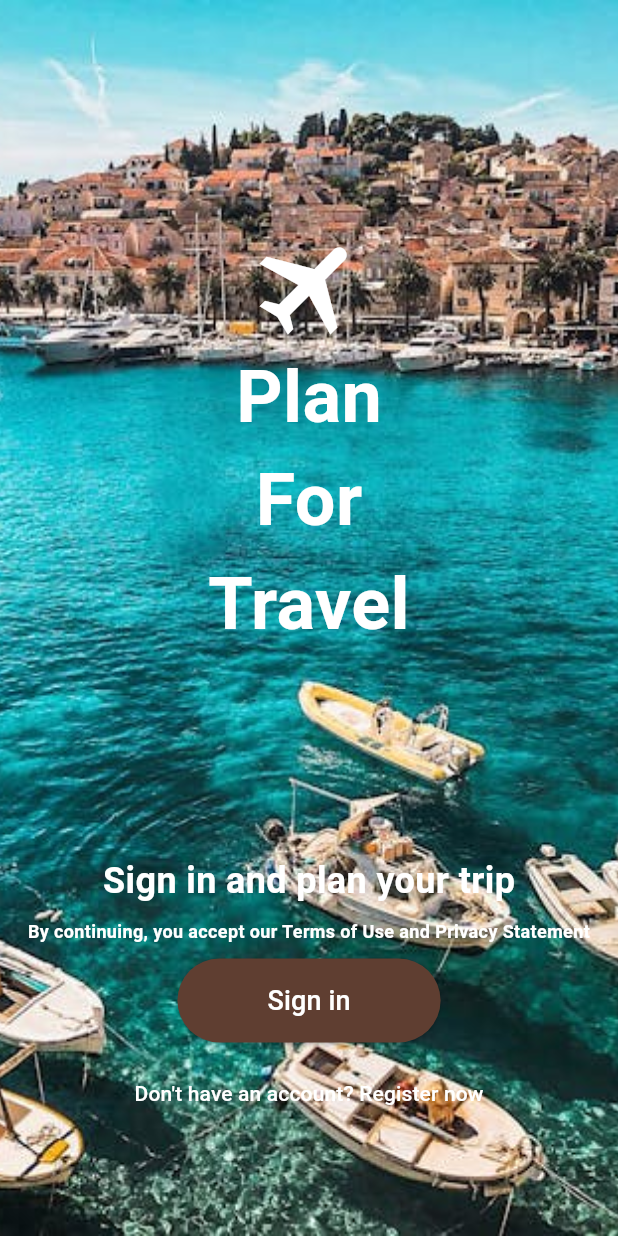
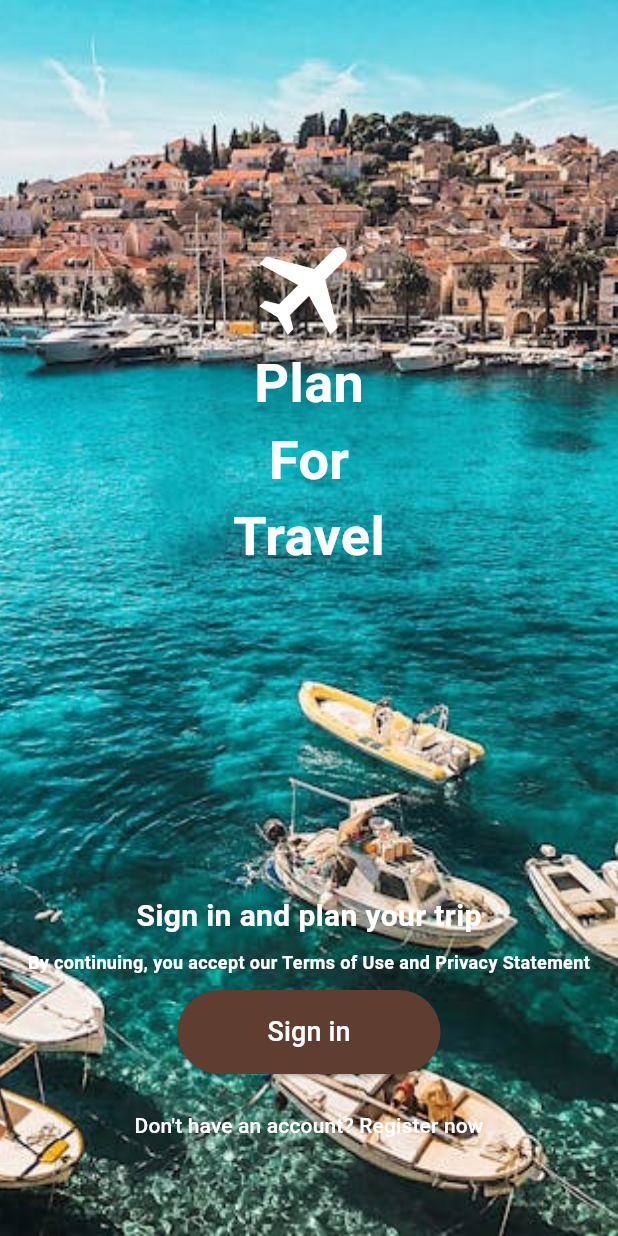
Before and after one commit to 6410110118/project-mobile, a Flutter app: the screen it shows after launch, on a phone screen of 412 x 824 dp. Run offline on Flutter 3.47's test engine with Material 3 defaults, Android fonts, the phone set to English and light mode, and no system bars; our stand-ins replace google_sign_in.

Commit message:
fix here from error

```diff
--- a/frontend/lib/components/home.dart
+++ b/frontend/lib/components/home.dart
@@ -1,19 +1,5 @@
 import 'package:flutter/material.dart';
 import 'package:frontend/components/login.dart';
-
-// void main() {
-//   runApp(PlanForTravelApp());
-// }
-
-// class PlanForTravelApp extends StatelessWidget {
-//   @override
-//   Widget build(BuildContext context) {
-//     return MaterialApp(
-//       home: SignInPage(),
-//       debugShowCheckedModeBanner: false,
-//     );
-//   }
-// }
 
 class HomePage extends StatelessWidget {
   const HomePage({super.key});
@@ -44,13 +30,10 @@ class HomePage extends StatelessWidget {
                       color: Colors.white,
                     ),
                   ),
-
-                  Column(
-                    children: [
                   Text(
                     'Plan',
                     style: TextStyle(
-                          fontSize: 48,
+                      fontSize: 36,
                       fontWeight: FontWeight.bold,
                       color: Colors.white,
                     ),
@@ -58,7 +41,7 @@ class HomePage extends StatelessWidget {
                   Text(
                     'For',
                     style: TextStyle(
-                          fontSize: 48,
+                      fontSize: 36,
                       fontWeight: FontWeight.bold,
                       color: Colors.white,
                     ),
@@ -66,25 +49,25 @@ class HomePage extends StatelessWidget {
                   Text(
                     'Travel',
                     style: TextStyle(
-                          fontSize: 48,
+                      fontSize: 36,
                       fontWeight: FontWeight.bold,
                       color: Colors.white,
                     ),
                   ),
                 ],
-                  )              ]),
               ),
-            Positioned(
-              top: 570,
-              bottom: 50,
-              left: 16,
-              right: 16,
+            ),
+            Align(
+              alignment: Alignment.bottomCenter,
+              child: Padding(
+                padding: EdgeInsets.only(bottom: 50, left: 16, right: 16),
                 child: Column(
+                  mainAxisSize: MainAxisSize.min,
                   children: [
                     Text(
                       'Sign in and plan your trip',
                       style: TextStyle(
-                      fontSize: 24,
+                        fontSize: 20,
                         color: Colors.white,
                         fontWeight: FontWeight.bold,
                       ),
@@ -120,11 +103,11 @@ class HomePage extends StatelessWidget {
                       },
                       child: Text("Don't have an account? Register now",),
                       style: TextButton.styleFrom(
-
                         foregroundColor: Colors.white,
                       ),
                     ),
                   ],
+                ),
               ),
             ),
           ],
--- a/frontend/lib/components/login.dart
+++ b/frontend/lib/components/login.dart
@@ -44,21 +44,12 @@ class _LoginPageState extends State<LoginPage> {
               child: Column(
                 mainAxisAlignment: MainAxisAlignment.center,
                 children: [
-                  Column(
-                    children: [
-
-                      Expanded(
-                        child: Center(
-                          child: Text(
-                            'Plan For Travel',
-                            style: TextStyle(
-                              fontSize: 28,
-                              fontWeight: FontWeight.bold,
-                            ),
-                          ),
-                        ),
-                      ),
-                    ],
+                  Text(
+                    'Plan For Travel',
+                    style: TextStyle(
+                      fontSize: 28,
+                      fontWeight: FontWeight.bold,
+                    ),
                   ),
                   const SizedBox(height: 40),
                   TextFormField(
@@ -141,7 +132,6 @@ class _LoginPageState extends State<LoginPage> {
                     child: const Text(
                       'Login',
                       style: TextStyle(fontSize: 18, color: Colors.white),
-
                     ),
                   ),
                   const SizedBox(height: 20),
```
Lines whose indentation alone changed are shown as unchanged.
